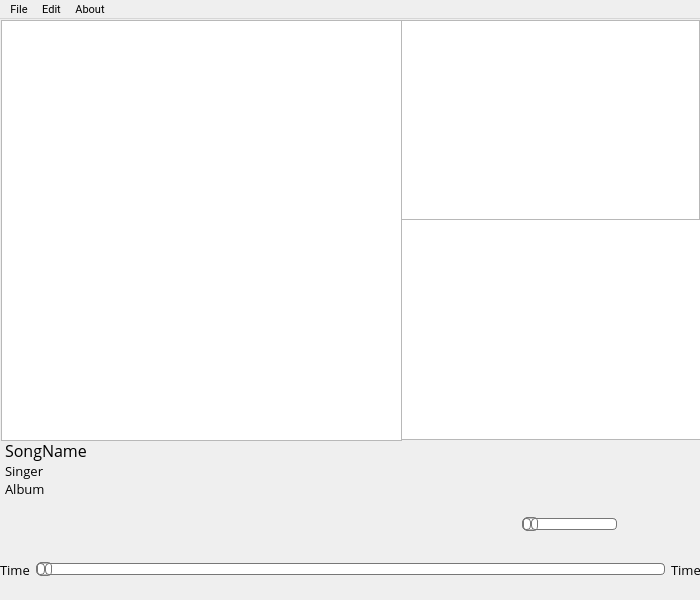
Before: the Qt Designer form UI/mainWindow.ui in ProjectRecommend/experiments, drawn with Qt 5.
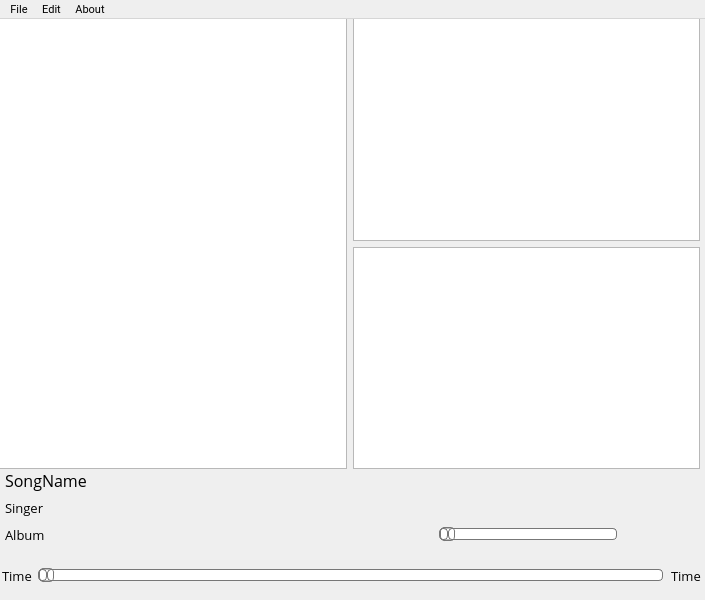
After: the same form once the commit is applied. Icons and pictures are not drawn.

Commit message: Player UI working, disabled maximized

```diff
--- a/UI/mainWindow.ui
+++ b/UI/mainWindow.ui
@@ -6,7 +6,7 @@
    <rect>
     <x>0</x>
     <y>0</y>
-    <width>700</width>
+    <width>705</width>
     <height>600</height>
    </rect>
   </property>
@@ -62,15 +62,38 @@
      <height>0</height>
     </size>
    </property>
-   <widget class="QWidget" name="horizontalLayoutWidget_2">
+   <widget class="QWidget" name="gridLayoutWidget">
+    <property name="geometry">
+     <rect>
+      <x>-1</x>
+      <y>-1</y>
+      <width>701</width>
+      <height>451</height>
+     </rect>
+    </property>
+    <layout class="QGridLayout" name="gridLayout">
+     <item row="0" column="1">
+      <widget class="QTableView" name="RecommendLocal"/>
+     </item>
+     <item row="1" column="1">
+      <widget class="QTableView" name="RecommedOnline"/>
+     </item>
+     <item row="0" column="0" rowspan="2">
+      <widget class="QTableView" name="Playlist"/>
+     </item>
+    </layout>
+   </widget>
+   <widget class="QWidget" name="gridLayoutWidget_3">
     <property name="geometry">
      <rect>
       <x>0</x>
-      <y>530</y>
+      <y>450</y>
       <width>701</width>
-      <height>41</height>
+      <height>131</height>
      </rect>
     </property>
+    <layout class="QGridLayout" name="gridLayout_3">
+     <item row="1" column="0">
     <layout class="QHBoxLayout" name="Timeline">
      <item>
       <widget class="QLabel" name="CurrentTime">
@@ -85,6 +108,12 @@
        <property name="text">
         <string>Time</string>
        </property>
+         <property name="margin">
+          <number>2</number>
+         </property>
+         <property name="indent">
+          <number>2</number>
+         </property>
       </widget>
      </item>
      <item>
@@ -169,36 +198,45 @@
        <property name="text">
         <string>Time</string>
        </property>
+         <property name="margin">
+          <number>2</number>
+         </property>
+         <property name="indent">
+          <number>2</number>
+         </property>
       </widget>
      </item>
     </layout>
-   </widget>
-   <widget class="QWidget" name="verticalLayoutWidget">
-    <property name="geometry">
-     <rect>
-      <x>0</x>
-      <y>420</y>
-      <width>481</width>
-      <height>111</height>
-     </rect>
-    </property>
-    <layout class="QVBoxLayout" name="SongInfo" stretch="0,0,0">
-     <property name="spacing">
-      <number>0</number>
-     </property>
-     <property name="sizeConstraint">
-      <enum>QLayout::SetFixedSize</enum>
-     </property>
-     <property name="leftMargin">
-      <number>0</number>
-     </property>
-     <property name="topMargin">
-      <number>0</number>
-     </property>
-     <property name="bottomMargin">
-      <number>5</number>
-     </property>
-     <item>
+     </item>
+     <item row="0" column="0">
+      <layout class="QGridLayout" name="gridLayout_2">
+       <item row="0" column="1">
+        <spacer name="horizontalSpacer">
+         <property name="orientation">
+          <enum>Qt::Horizontal</enum>
+         </property>
+         <property name="sizeHint" stdset="0">
+          <size>
+           <width>40</width>
+           <height>20</height>
+          </size>
+         </property>
+        </spacer>
+       </item>
+       <item row="1" column="1">
+        <spacer name="horizontalSpacer_2">
+         <property name="orientation">
+          <enum>Qt::Horizontal</enum>
+         </property>
+         <property name="sizeHint" stdset="0">
+          <size>
+           <width>40</width>
+           <height>20</height>
+          </size>
+         </property>
+        </spacer>
+       </item>
+       <item row="0" column="0">
       <widget class="QLabel" name="SongTitle">
        <property name="font">
         <font>
@@ -209,30 +247,14 @@
         </font>
        </property>
        <property name="text">
-        <string>SongName </string>
+          <string>SongName</string>
        </property>
        <property name="indent">
         <number>5</number>
        </property>
       </widget>
      </item>
-     <item>
-      <widget class="QLabel" name="SongArtist">
-       <property name="font">
-        <font>
-         <family>Open Sans</family>
-         <pointsize>10</pointsize>
-        </font>
-       </property>
-       <property name="text">
-        <string>Singer</string>
-       </property>
-       <property name="indent">
-        <number>5</number>
-       </property>
-      </widget>
-     </item>
-     <item>
+       <item row="2" column="0">
       <widget class="QLabel" name="SongAlbum">
        <property name="font">
         <font>
@@ -248,200 +270,37 @@
        </property>
       </widget>
      </item>
-    </layout>
-   </widget>
-   <widget class="QTableView" name="RecommendLocal">
-    <property name="geometry">
-     <rect>
-      <x>399</x>
-      <y>1</y>
-      <width>301</width>
-      <height>201</height>
-     </rect>
-    </property>
-   </widget>
-   <widget class="QTableView" name="RecommedOnline">
-    <property name="geometry">
-     <rect>
-      <x>400</x>
-      <y>200</y>
-      <width>301</width>
-      <height>221</height>
-     </rect>
-    </property>
-   </widget>
-   <widget class="QTableView" name="Playlist">
-    <property name="geometry">
-     <rect>
-      <x>1</x>
-      <y>1</y>
-      <width>401</width>
-      <height>421</height>
-     </rect>
-    </property>
-   </widget>
-   <widget class="QWidget" name="horizontalLayoutWidget_4">
-    <property name="geometry">
-     <rect>
-      <x>480</x>
-      <y>480</y>
-      <width>221</width>
-      <height>51</height>
-     </rect>
-    </property>
-    <layout class="QHBoxLayout" name="Volume">
-     <item>
-      <widget class="QPushButton" name="VolumeDecr">
-       <property name="enabled">
-        <bool>false</bool>
-       </property>
-       <property name="text">
-        <string/>
-       </property>
-       <property name="icon">
-        <iconset>
-         <normaloff>icons/ic_volume_down.png</normaloff>icons/ic_volume_down.png</iconset>
-       </property>
-       <property name="iconSize">
-        <size>
-         <width>15</width>
-         <height>15</height>
-        </size>
-       </property>
-       <property name="flat">
-        <bool>true</bool>
-       </property>
-      </widget>
-     </item>
-     <item>
-      <widget class="QSlider" name="VolumeSeekBar">
-       <property name="cursor">
-        <cursorShape>PointingHandCursor</cursorShape>
-       </property>
-       <property name="styleSheet">
-        <string notr="true">QSlider::groove:horizontal {
-border: 1px solid #bbb;
-background: white;
-height: 10px;
-border-radius: 4px;
-}
-
-QSlider::sub-page:horizontal {
-background: qlineargradient(x1: 0, y1: 0,    x2: 0, y2: 1,
-    stop: 0 #66e, stop: 1 #bbf);
-background: qlineargradient(x1: 0, y1: 0.2, x2: 1, y2: 1,
-    stop: 0 #bbf, stop: 1 #55f);
-border: 1px solid #777;
-height: 10px;
-border-radius: 4px;
-}
-
-QSlider::add-page:horizontal {
-background: #fff;
-border: 1px solid #777;
-height: 10px;
-border-radius: 4px;
-}
-
-QSlider::handle:horizontal {
-background: qlineargradient(x1:0, y1:0, x2:1, y2:1,
-    stop:0 #eee, stop:1 #ccc);
-border: 1px solid #777;
-width: 13px;
-margin-top: -2px;
-margin-bottom: -2px;
-border-radius: 4px;
-}
-
-QSlider::handle:horizontal:hover {
-background: qlineargradient(x1:0, y1:0, x2:1, y2:1,
-    stop:0 #fff, stop:1 #ddd);
-border: 1px solid #444;
-border-radius: 4px;
-}
-
-QSlider::sub-page:horizontal:disabled {
-background: #bbb;
-border-color: #999;
-}
-
-QSlider::add-page:horizontal:disabled {
-background: #eee;
-border-color: #999;
-}
-
-QSlider::handle:horizontal:disabled {
-background: #eee;
-border: 1px solid #aaa;
-border-radius: 4px;
-}</string>
-       </property>
+       <item row="2" column="1">
+        <spacer name="horizontalSpacer_3">
        <property name="orientation">
         <enum>Qt::Horizontal</enum>
        </property>
-       <property name="tickInterval">
-        <number>0</number>
-       </property>
-      </widget>
-     </item>
-     <item>
-      <widget class="QPushButton" name="VolumeIncr">
-       <property name="enabled">
-        <bool>false</bool>
-       </property>
-       <property name="text">
-        <string/>
-       </property>
-       <property name="icon">
-        <iconset>
-         <normaloff>icons/ic_volume_up.png</normaloff>icons/ic_volume_up.png</iconset>
-       </property>
-       <property name="iconSize">
+         <property name="sizeHint" stdset="0">
         <size>
-         <width>15</width>
-         <height>15</height>
-        </size>
-       </property>
-       <property name="flat">
-        <bool>true</bool>
-       </property>
-      </widget>
-     </item>
-     <item>
-      <widget class="QPushButton" name="Mute">
-       <property name="toolTip">
-        <string>&lt;html&gt;&lt;head/&gt;&lt;body&gt;&lt;p&gt;Mute&lt;/p&gt;&lt;/body&gt;&lt;/html&gt;</string>
-       </property>
-       <property name="text">
-        <string/>
-       </property>
-       <property name="icon">
-        <iconset>
-         <normaloff>icons/ic_volume_off.png</normaloff>icons/ic_volume_off.png</iconset>
-       </property>
-       <property name="iconSize">
-        <size>
-         <width>20</width>
+           <width>40</width>
          <height>20</height>
         </size>
        </property>
-       <property name="flat">
-        <bool>true</bool>
-       </property>
-      </widget>
-     </item>
-    </layout>
-   </widget>
-   <widget class="QWidget" name="horizontalLayoutWidget">
-    <property name="geometry">
-     <rect>
-      <x>480</x>
-      <y>420</y>
-      <width>221</width>
-      <height>61</height>
-     </rect>
-    </property>
-    <layout class="QHBoxLayout" name="Player">
+        </spacer>
+       </item>
+       <item row="1" column="0">
+        <widget class="QLabel" name="SongArtist">
+         <property name="font">
+          <font>
+           <family>Open Sans</family>
+           <pointsize>10</pointsize>
+          </font>
+         </property>
+         <property name="text">
+          <string>Singer</string>
+         </property>
+         <property name="indent">
+          <number>5</number>
+         </property>
+        </widget>
+       </item>
+       <item row="0" column="2" rowspan="2">
+        <layout class="QHBoxLayout" name="horizontalLayout">
      <item>
       <widget class="QPushButton" name="Prev">
        <property name="toolTip">
@@ -541,6 +400,154 @@
       </widget>
      </item>
     </layout>
+       </item>
+       <item row="2" column="2">
+        <layout class="QHBoxLayout" name="Volume">
+         <item>
+          <widget class="QPushButton" name="VolumeDecr">
+           <property name="enabled">
+            <bool>false</bool>
+           </property>
+           <property name="text">
+            <string/>
+           </property>
+           <property name="icon">
+            <iconset>
+             <normaloff>icons/ic_volume_down.png</normaloff>icons/ic_volume_down.png</iconset>
+           </property>
+           <property name="iconSize">
+            <size>
+             <width>15</width>
+             <height>15</height>
+            </size>
+           </property>
+           <property name="flat">
+            <bool>true</bool>
+           </property>
+          </widget>
+         </item>
+         <item>
+          <widget class="QSlider" name="VolumeSeekBar">
+           <property name="cursor">
+            <cursorShape>PointingHandCursor</cursorShape>
+           </property>
+           <property name="styleSheet">
+            <string notr="true">QSlider::groove:horizontal {
+border: 1px solid #bbb;
+background: white;
+height: 10px;
+border-radius: 4px;
+}
+
+QSlider::sub-page:horizontal {
+background: qlineargradient(x1: 0, y1: 0,    x2: 0, y2: 1,
+    stop: 0 #66e, stop: 1 #bbf);
+background: qlineargradient(x1: 0, y1: 0.2, x2: 1, y2: 1,
+    stop: 0 #bbf, stop: 1 #55f);
+border: 1px solid #777;
+height: 10px;
+border-radius: 4px;
+}
+
+QSlider::add-page:horizontal {
+background: #fff;
+border: 1px solid #777;
+height: 10px;
+border-radius: 4px;
+}
+
+QSlider::handle:horizontal {
+background: qlineargradient(x1:0, y1:0, x2:1, y2:1,
+    stop:0 #eee, stop:1 #ccc);
+border: 1px solid #777;
+width: 13px;
+margin-top: -2px;
+margin-bottom: -2px;
+border-radius: 4px;
+}
+
+QSlider::handle:horizontal:hover {
+background: qlineargradient(x1:0, y1:0, x2:1, y2:1,
+    stop:0 #fff, stop:1 #ddd);
+border: 1px solid #444;
+border-radius: 4px;
+}
+
+QSlider::sub-page:horizontal:disabled {
+background: #bbb;
+border-color: #999;
+}
+
+QSlider::add-page:horizontal:disabled {
+background: #eee;
+border-color: #999;
+}
+
+QSlider::handle:horizontal:disabled {
+background: #eee;
+border: 1px solid #aaa;
+border-radius: 4px;
+}</string>
+           </property>
+           <property name="orientation">
+            <enum>Qt::Horizontal</enum>
+           </property>
+           <property name="tickInterval">
+            <number>0</number>
+           </property>
+          </widget>
+         </item>
+         <item>
+          <widget class="QPushButton" name="VolumeIncr">
+           <property name="enabled">
+            <bool>false</bool>
+           </property>
+           <property name="text">
+            <string/>
+           </property>
+           <property name="icon">
+            <iconset>
+             <normaloff>icons/ic_volume_up.png</normaloff>icons/ic_volume_up.png</iconset>
+           </property>
+           <property name="iconSize">
+            <size>
+             <width>15</width>
+             <height>15</height>
+            </size>
+           </property>
+           <property name="flat">
+            <bool>true</bool>
+           </property>
+          </widget>
+         </item>
+         <item>
+          <widget class="QPushButton" name="Mute">
+           <property name="toolTip">
+            <string>&lt;html&gt;&lt;head/&gt;&lt;body&gt;&lt;p&gt;Mute&lt;/p&gt;&lt;/body&gt;&lt;/html&gt;</string>
+           </property>
+           <property name="text">
+            <string/>
+           </property>
+           <property name="icon">
+            <iconset>
+             <normaloff>icons/ic_volume_off.png</normaloff>icons/ic_volume_off.png</iconset>
+           </property>
+           <property name="iconSize">
+            <size>
+             <width>20</width>
+             <height>20</height>
+            </size>
+           </property>
+           <property name="flat">
+            <bool>true</bool>
+           </property>
+          </widget>
+         </item>
+        </layout>
+       </item>
+      </layout>
+     </item>
+    </layout>
    </widget>
   </widget>
   <widget class="QMenuBar" name="menuBar">
@@ -548,7 +555,7 @@
     <rect>
      <x>0</x>
      <y>0</y>
-     <width>700</width>
+     <width>705</width>
      <height>21</height>
     </rect>
    </property>
```
Lines whose indentation alone changed are shown as unchanged. The commit also changes 1 other file.
